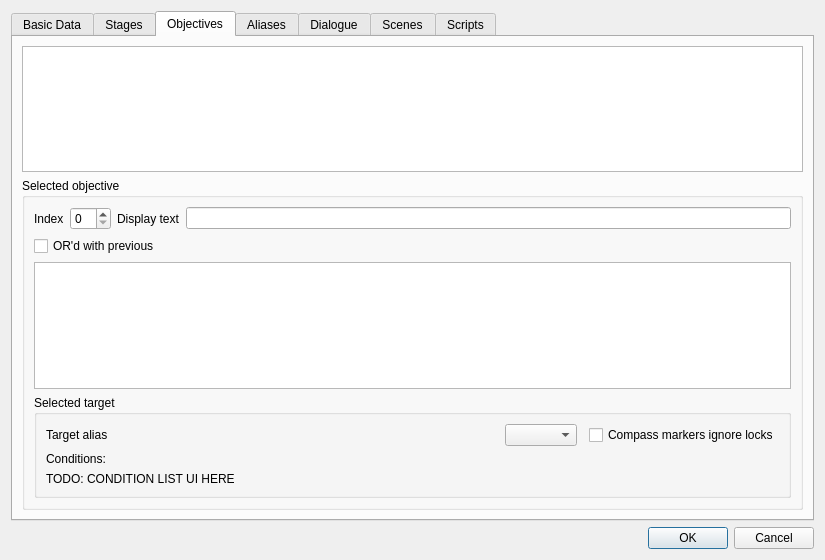
Qt form native/src/DovahKit/ui/form_windows/quest.ui (DavidJCobb/DovahKit) before a commit.
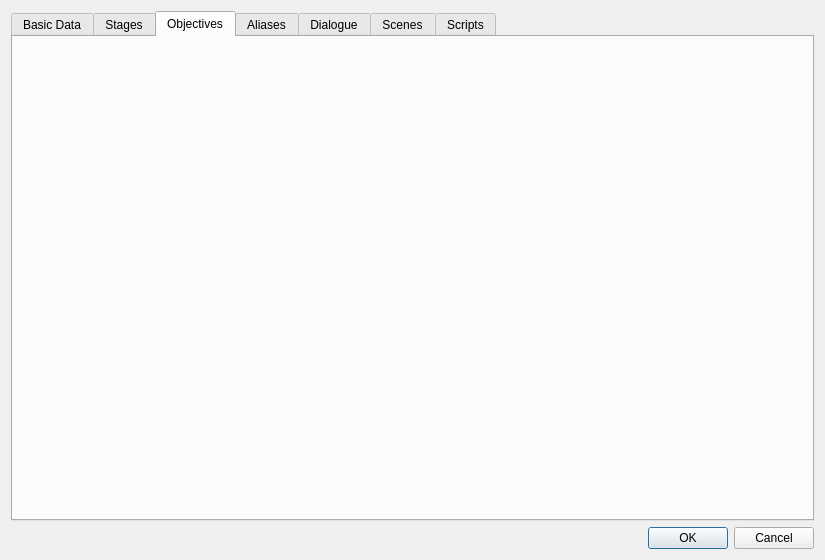
The same form after that commit. The open tabs and pages were chosen to show the change. Custom widgets are drawn as their Qt base class.

Commit message:
Work on the Quest Objectives tab
The program can now build.

The edit to the form file:
```diff
--- a/native/src/DovahKit/ui/form_windows/quest.ui
+++ b/native/src/DovahKit/ui/form_windows/quest.ui
@@ -263,103 +263,6 @@
       <attribute name="title">
        <string>Objectives</string>
       </attribute>
-      <layout class="QVBoxLayout" name="verticalLayout">
-       <item>
-        <widget class="QTableView" name="objectiveList"/>
-       </item>
-       <item>
-        <widget class="QGroupBox" name="groupBox">
-         <property name="title">
-          <string>Selected objective</string>
-         </property>
-         <layout class="QGridLayout" name="gridLayout_7">
-          <item row="0" column="1">
-           <widget class="QSpinBox" name="objectiveIndex"/>
-          </item>
-          <item row="2" column="0" colspan="4">
-           <widget class="QTableWidget" name="objectiveTargetList"/>
-          </item>
-          <item row="0" column="2">
-           <widget class="QLabel" name="label_14">
-            <property name="text">
-             <string>Display text</string>
-            </property>
-           </widget>
-          </item>
-          <item row="0" column="0">
-           <widget class="QLabel" name="label_13">
-            <property name="text">
-             <string>Index</string>
-            </property>
-           </widget>
-          </item>
-          <item row="1" column="0" colspan="4">
-           <widget class="QCheckBox" name="objectiveFlagOr">
-            <property name="text">
-             <string>OR'd with previous</string>
-            </property>
-           </widget>
-          </item>
-          <item row="0" column="3">
-           <widget class="QLineEdit" name="objectiveText"/>
-          </item>
-          <item row="3" column="0" colspan="4">
-           <widget class="QGroupBox" name="groupBox_2">
-            <property name="title">
-             <string>Selected target</string>
-            </property>
-            <layout class="QGridLayout" name="gridLayout_8" columnstretch="1,0,0,0">
-             <item row="0" column="0">
-              <widget class="QLabel" name="label_15">
-               <property name="text">
-                <string>Target alias</string>
-               </property>
-              </widget>
-             </item>
-             <item row="0" column="1">
-              <widget class="QComboBox" name="objectiveTargetAlias"/>
-             </item>
-             <item row="0" column="2">
-              <spacer name="horizontalSpacer_2">
-               <property name="orientation">
-                <enum>Qt::Horizontal</enum>
-               </property>
-               <property name="sizeHint" stdset="0">
-                <size>
-                 <width>0</width>
-                 <height>0</height>
-                </size>
-               </property>
-              </spacer>
-             </item>
-             <item row="1" column="0" colspan="4">
-              <widget class="QLabel" name="label_16">
-               <property name="text">
-                <string>Conditions:</string>
-               </property>
-              </widget>
-             </item>
-             <item row="0" column="3">
-              <widget class="QCheckBox" name="objectiveTargetFlagIgnoreLocks">
-               <property name="text">
-                <string>Compass markers ignore locks</string>
-               </property>
-              </widget>
-             </item>
-             <item row="2" column="0" colspan="4">
-              <widget class="QLabel" name="label_17">
-               <property name="text">
-                <string>TODO: CONDITION LIST UI HERE</string>
-               </property>
-              </widget>
-             </item>
-            </layout>
-           </widget>
-          </item>
-         </layout>
-        </widget>
-       </item>
-      </layout>
      </widget>
      <widget class="QWidget" name="tabAliases">
       <attribute name="title">
```
Left out of the diff: 9 changed lines with no effect on the pictures. The commit also changes 10 other files.
